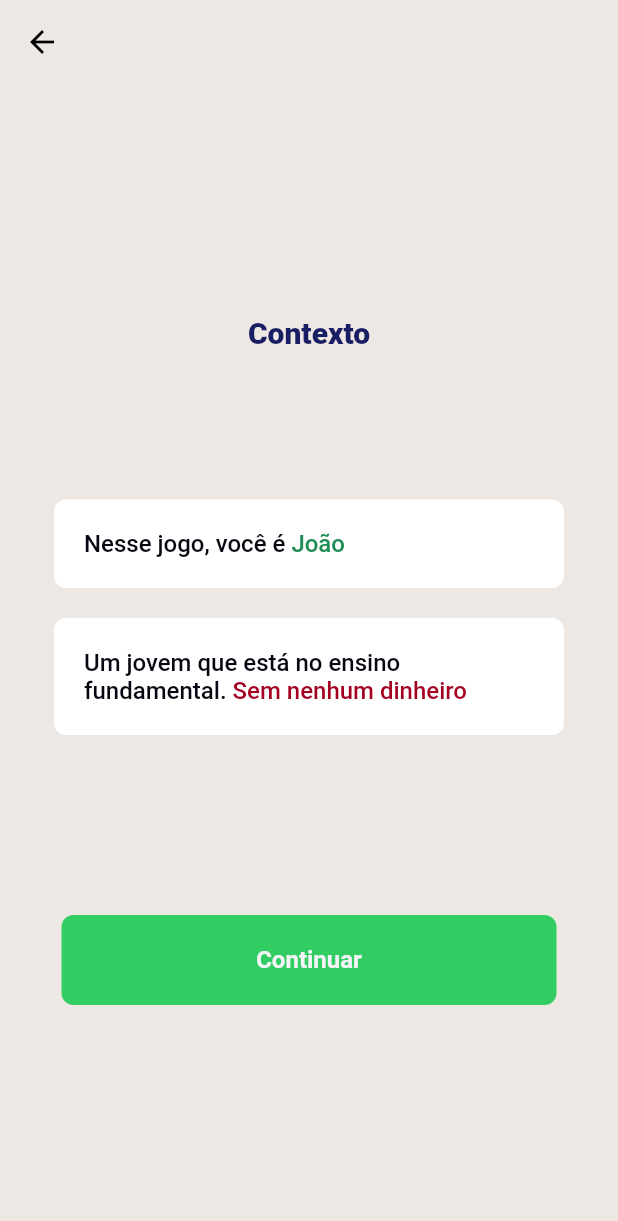
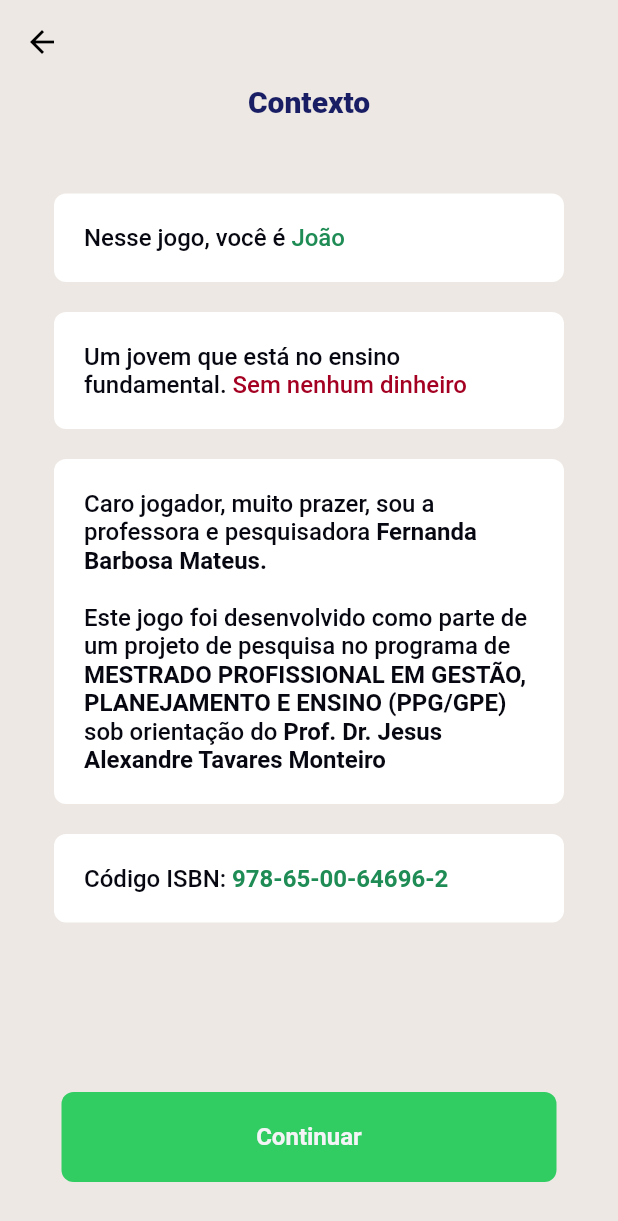
Before and after one commit to marcos-bah/education_quiz_app, a Flutter app: the StartPage screen opened directly, after a tap on "Continuar", on a phone screen of 412 x 824 dp. Shown: the top 1221 px of the screen. Run offline on Flutter 3.47's test engine with Material 2 defaults, Android fonts, the phone set to English and light mode, and no system bars; Roboto replaces fonts that are missing (Manrope).

Commit message:
add ajuste responsivo

```diff
--- a/lib/start/start_page.dart
+++ b/lib/start/start_page.dart
@@ -24,13 +24,14 @@ class _StartPageState extends State<StartPage> {
         elevation: 0,
         backgroundColor: Colors.transparent,
       ),
-      body: Column(
+      body: SingleChildScrollView(
+        child: Column(
           mainAxisAlignment: MainAxisAlignment.center,
           crossAxisAlignment: CrossAxisAlignment.center,
           children: [
             Text("Regras", style: Theme.of(context).textTheme.headline3),
             SizedBox(
-            height: 100,
+              height: 80,
               width: width,
             ),
             Container(
@@ -72,12 +73,15 @@ class _StartPageState extends State<StartPage> {
                 ],
               ),
             ),
-          SizedBox(
-            height: 120,
-            width: width,
+          ],
         ),
-          Consumer<QuizController>(builder: (context, quizController, child) {
-            return Consumer<UserModel>(builder: (context, user, child) {
+      ),
+      floatingActionButton: Padding(
+        padding: const EdgeInsets.only(bottom: 20),
+        child: Consumer<QuizController>(
+          builder: (context, quizController, child) {
+            return Consumer<UserModel>(
+              builder: (context, user, child) {
                 return TextButton(
                   onPressed: () {
                     if (quizController.quiz.isLastQuestion) {
@@ -91,17 +95,21 @@ class _StartPageState extends State<StartPage> {
                     );
                   },
                   child: Text(
-                  !quizController.quiz.isLastQuestion ? "Continuar" : "Começar",
+                    !quizController.quiz.isLastQuestion
+                        ? "Continuar"
+                        : "Começar",
                     style: Theme.of(context).textTheme.bodyText2!.copyWith(
                           color: const Color(0xffF4F3F6),
                           fontWeight: FontWeight.bold,
                         ),
                   ),
                 );
-            });
-          })
-        ],
+              },
+            );
+          },
         ),
+      ),
+      floatingActionButtonLocation: FloatingActionButtonLocation.centerFloat,
     );
   }
 }
--- a/lib/startContext/startContext_page.dart
+++ b/lib/startContext/startContext_page.dart
@@ -22,13 +22,14 @@ class _StartContextPageState extends State<StartContextPage> {
         elevation: 0,
         backgroundColor: Colors.transparent,
       ),
-      body: Column(
+      body: SingleChildScrollView(
+        child: Column(
           mainAxisAlignment: MainAxisAlignment.center,
           crossAxisAlignment: CrossAxisAlignment.center,
           children: [
             Text("Contexto", style: Theme.of(context).textTheme.headline3),
             SizedBox(
-            height: 100,
+              height: 50,
               width: width,
             ),
             Container(
@@ -80,13 +81,96 @@ class _StartContextPageState extends State<StartContextPage> {
               ),
             ),
             SizedBox(
-            height: 120,
+              height: 20,
               width: width,
             ),
-          Consumer<QuizController>(builder: (context, quizController, child) {
-            return Consumer<UserModel>(builder: (context, user, child) {
+            Container(
+              width: widthReal,
+              padding: const EdgeInsets.all(20),
+              decoration: BoxDecoration(
+                color: Colors.white,
+                borderRadius: BorderRadius.circular(8),
+              ),
+              child: Text.rich(
+                TextSpan(
+                  text:
+                      "Caro jogador, muito prazer, sou a professora e pesquisadora ",
+                  style: Theme.of(context).textTheme.bodyText2,
+                  children: [
+                    TextSpan(
+                      text: "Fernanda Barbosa Mateus. \n\n",
+                      style: Theme.of(context).textTheme.bodyText2!.copyWith(
+                            fontWeight: FontWeight.bold,
+                          ),
+                    ),
+                    TextSpan(
+                      text:
+                          "Este jogo foi desenvolvido como parte de um projeto de pesquisa no programa de ",
+                      style: Theme.of(context).textTheme.bodyText2!.copyWith(),
+                    ),
+                    TextSpan(
+                      text:
+                          "MESTRADO PROFISSIONAL EM GESTÃO, PLANEJAMENTO E ENSINO (PPG/GPE) ",
+                      style: Theme.of(context).textTheme.bodyText2!.copyWith(
+                            fontWeight: FontWeight.bold,
+                          ),
+                    ),
+                    TextSpan(
+                      text: "sob orientação do ",
+                      style: Theme.of(context).textTheme.bodyText2!.copyWith(),
+                    ),
+                    TextSpan(
+                      text: "Prof. Dr. Jesus Alexandre Tavares Monteiro",
+                      style: Theme.of(context).textTheme.bodyText2!.copyWith(
+                            fontWeight: FontWeight.bold,
+                          ),
+                    ),
+                  ],
+                ),
+              ),
+            ),
+            SizedBox(
+              height: 20,
+              width: width,
+            ),
+            Container(
+              width: widthReal,
+              padding: const EdgeInsets.all(20),
+              decoration: BoxDecoration(
+                color: Colors.white,
+                borderRadius: BorderRadius.circular(8),
+              ),
+              child: Text.rich(
+                TextSpan(
+                  text: "Código ISBN: ",
+                  style: Theme.of(context).textTheme.bodyText2,
+                  children: [
+                    TextSpan(
+                      text: "978-65-00-64696-2",
+                      style: Theme.of(context).textTheme.bodyText2!.copyWith(
+                            color: const Color(0xff1F8C55),
+                            fontWeight: FontWeight.bold,
+                          ),
+                    ),
+                  ],
+                ),
+              ),
+            ),
+          ],
+        ),
+      ),
+      floatingActionButton: Padding(
+        padding: const EdgeInsets.only(bottom: 20),
+        child: Consumer<QuizController>(
+          builder: (context, quizController, child) {
+            return Consumer<UserModel>(
+              builder: (context, user, child) {
                 return TextButton(
                   onPressed: () {
+                    if (quizController.quiz.isLastQuestion) {
+                      quizController.reset();
+                      user.reset();
+                    }
                     Navigator.of(context).push(
                       MaterialPageRoute(
                         builder: (context) => const QuizPage(),
@@ -94,17 +178,21 @@ class _StartContextPageState extends State<StartContextPage> {
                     );
                   },
                   child: Text(
-                  !quizController.quiz.isLastQuestion ? "Continuar" : "Começar",
+                    !quizController.quiz.isLastQuestion
+                        ? "Continuar"
+                        : "Começar",
                     style: Theme.of(context).textTheme.bodyText2!.copyWith(
                           color: const Color(0xffF4F3F6),
                           fontWeight: FontWeight.bold,
                         ),
                   ),
                 );
-            });
-          })
-        ],
+              },
+            );
+          },
         ),
+      ),
+      floatingActionButtonLocation: FloatingActionButtonLocation.centerFloat,
     );
   }
 }
```
Lines whose indentation alone changed are shown as unchanged.
